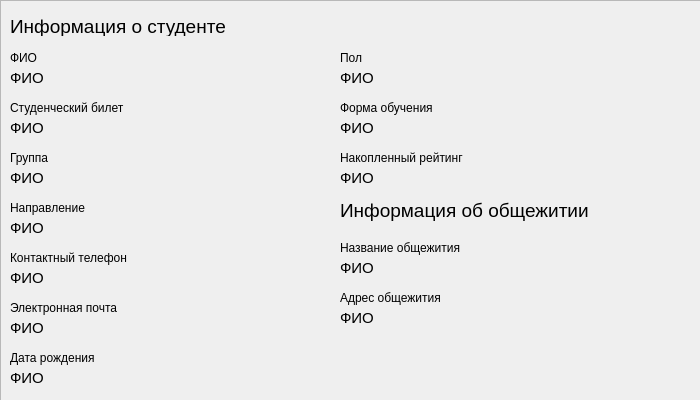
GreenWetPepe/VirtualDekanatClient, file studentaccount.ui: the form before one commit.
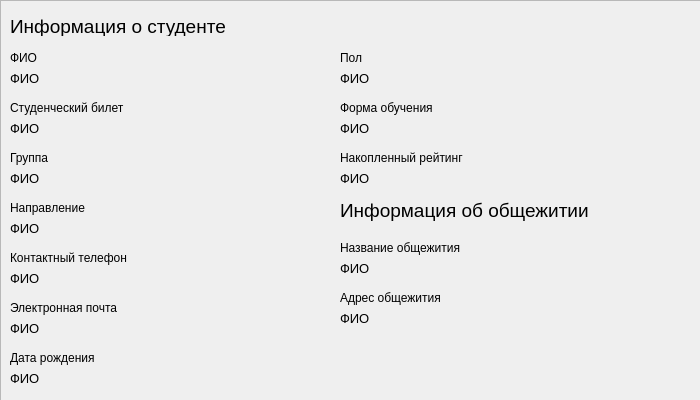
The form after the commit.

```diff
--- a/studentaccount.ui
+++ b/studentaccount.ui
@@ -58,13 +58,13 @@
      <rect>
       <x>10</x>
       <y>70</y>
-      <width>49</width>
+      <width>191</width>
       <height>16</height>
      </rect>
     </property>
     <property name="font">
      <font>
-      <pointsize>11</pointsize>
+      <pointsize>10</pointsize>
      </font>
     </property>
     <property name="text">
@@ -76,13 +76,13 @@
      <rect>
       <x>10</x>
       <y>120</y>
-      <width>49</width>
+      <width>211</width>
       <height>16</height>
      </rect>
     </property>
     <property name="font">
      <font>
-      <pointsize>11</pointsize>
+      <pointsize>10</pointsize>
      </font>
     </property>
     <property name="text">
@@ -107,13 +107,13 @@
      <rect>
       <x>10</x>
       <y>170</y>
-      <width>49</width>
+      <width>221</width>
       <height>16</height>
      </rect>
     </property>
     <property name="font">
      <font>
-      <pointsize>11</pointsize>
+      <pointsize>10</pointsize>
      </font>
     </property>
     <property name="text">
@@ -138,13 +138,13 @@
      <rect>
       <x>10</x>
       <y>220</y>
-      <width>49</width>
+      <width>241</width>
       <height>16</height>
      </rect>
     </property>
     <property name="font">
      <font>
-      <pointsize>11</pointsize>
+      <pointsize>10</pointsize>
      </font>
     </property>
     <property name="text">
@@ -182,13 +182,13 @@
      <rect>
       <x>10</x>
       <y>270</y>
-      <width>49</width>
+      <width>261</width>
       <height>16</height>
      </rect>
     </property>
     <property name="font">
      <font>
-      <pointsize>11</pointsize>
+      <pointsize>10</pointsize>
      </font>
     </property>
     <property name="text">
@@ -213,13 +213,13 @@
      <rect>
       <x>10</x>
       <y>320</y>
-      <width>49</width>
+      <width>261</width>
       <height>16</height>
      </rect>
     </property>
     <property name="font">
      <font>
-      <pointsize>11</pointsize>
+      <pointsize>10</pointsize>
      </font>
     </property>
     <property name="text">
@@ -244,13 +244,13 @@
      <rect>
       <x>10</x>
       <y>370</y>
-      <width>49</width>
+      <width>271</width>
       <height>16</height>
      </rect>
     </property>
     <property name="font">
      <font>
-      <pointsize>11</pointsize>
+      <pointsize>10</pointsize>
      </font>
     </property>
     <property name="text">
@@ -262,13 +262,13 @@
      <rect>
       <x>340</x>
       <y>70</y>
-      <width>49</width>
+      <width>241</width>
       <height>16</height>
      </rect>
     </property>
     <property name="font">
      <font>
-      <pointsize>11</pointsize>
+      <pointsize>10</pointsize>
      </font>
     </property>
     <property name="text">
@@ -293,13 +293,13 @@
      <rect>
       <x>340</x>
       <y>120</y>
-      <width>49</width>
+      <width>261</width>
       <height>16</height>
      </rect>
     </property>
     <property name="font">
      <font>
-      <pointsize>11</pointsize>
+      <pointsize>10</pointsize>
      </font>
     </property>
     <property name="text">
@@ -324,13 +324,13 @@
      <rect>
       <x>340</x>
       <y>170</y>
-      <width>49</width>
+      <width>291</width>
       <height>16</height>
      </rect>
     </property>
     <property name="font">
      <font>
-      <pointsize>11</pointsize>
+      <pointsize>10</pointsize>
      </font>
     </property>
     <property name="text">
@@ -404,13 +404,13 @@
      <rect>
       <x>340</x>
       <y>260</y>
-      <width>49</width>
+      <width>271</width>
       <height>16</height>
      </rect>
     </property>
     <property name="font">
      <font>
-      <pointsize>11</pointsize>
+      <pointsize>10</pointsize>
      </font>
     </property>
     <property name="text">
@@ -435,13 +435,13 @@
      <rect>
       <x>340</x>
       <y>310</y>
-      <width>49</width>
+      <width>291</width>
       <height>16</height>
      </rect>
     </property>
     <property name="font">
      <font>
-      <pointsize>11</pointsize>
+      <pointsize>10</pointsize>
      </font>
     </property>
     <property name="text">
```
